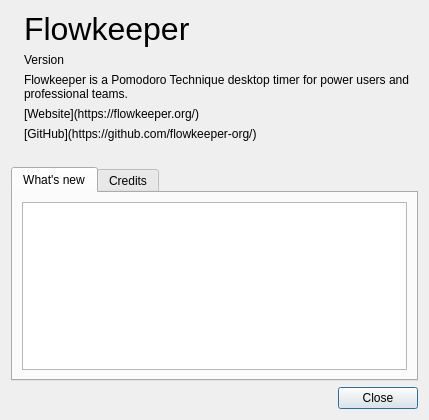
The window that res/common/about.ui (flowkeeper-org/fk-desktop) describes before a commit, drawn with Qt 5.
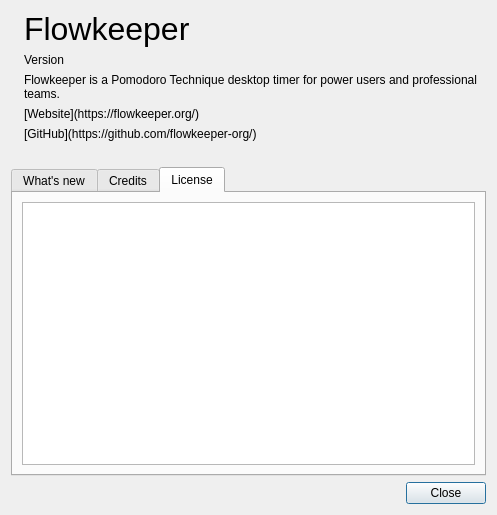
The same window after the commit. The open tabs and pages were chosen to show the change. Icons and pictures are not drawn.

Commit message: License to About window

The edit to the form file:
```diff
--- a/res/common/about.ui
+++ b/res/common/about.ui
@@ -6,8 +6,8 @@
    <rect>
     <x>0</x>
     <y>0</y>
-    <width>429</width>
-    <height>420</height>
+    <width>497</width>
+    <height>515</height>
    </rect>
   </property>
   <property name="windowTitle">
@@ -139,6 +139,20 @@
        </item>
       </layout>
      </widget>
+     <widget class="QWidget" name="tab_license">
+      <attribute name="title">
+       <string>License</string>
+      </attribute>
+      <layout class="QHBoxLayout" name="horizontalLayout">
+       <item>
+        <widget class="QTextEdit" name="license">
+         <property name="readOnly">
+          <bool>true</bool>
+         </property>
+        </widget>
+       </item>
+      </layout>
+     </widget>
     </widget>
    </item>
    <item>
```
The commit also changes 4 other files.
